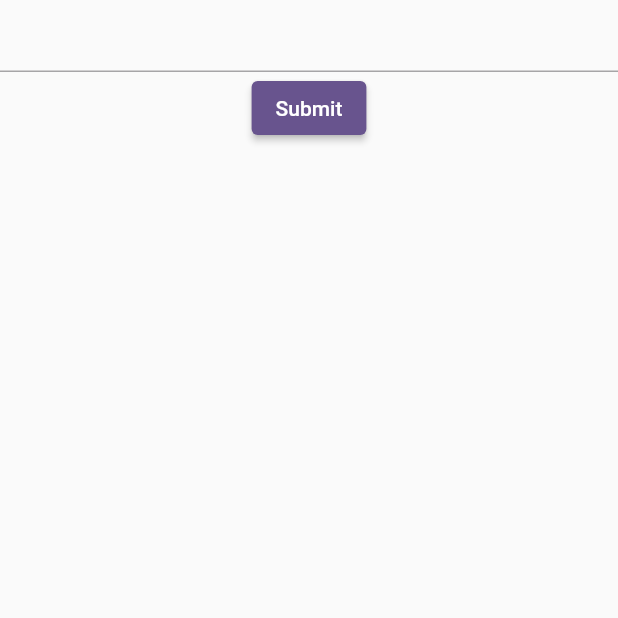
After one commit to SoumyadeepOSD/Flutter-Assignment, a Flutter app: the OtpInput screen opened directly, on a phone screen of 412 x 824 dp, the top half of it. The commit adds this screen. Run offline on Flutter 3.47's test engine with Material 2 defaults, Android fonts, the phone set to English and light mode, and no system bars; our stand-ins replace firebase_auth, firebase_core; accounts and stored records are empty; network calls fail.

Commit message:
Function for signin with mobile number

```diff
--- /dev/null
+++ b/lib/code.dart
@@ -0,0 +1,31 @@
+import 'package:flutter/material.dart';
+
+TextEditingController _otpController = TextEditingController();
+
+class OtpInput extends StatefulWidget {
+  const OtpInput({super.key});
+
+  @override
+  State<OtpInput> createState() => _OtpInputState();
+}
+
+class _OtpInputState extends State<OtpInput> {
+  @override
+  Widget build(BuildContext context) {
+    return Scaffold(
+      body: Container(
+        child: Column(
+          children: [
+            TextField(
+              controller: _otpController,
+            ),
+            ElevatedButton(
+              onPressed: () {},
+              child: Text("Submit"),
+            ),
+          ],
+        ),
+      ),
+    );
+  }
+}
--- a/lib/main.dart
+++ b/lib/main.dart
@@ -1,4 +1,5 @@
 import 'package:assignment/firebase_options.dart';
+import 'package:assignment/home.dart';
 import 'package:flutter/material.dart';
 import 'package:firebase_core/firebase_core.dart';
 import 'onboarding.dart';
--- a/pubspec.yaml
+++ b/pubspec.yaml
@@ -35,8 +35,8 @@ dependencies:
   # The following adds the Cupertino Icons font to your application.
   # Use with the CupertinoIcons class for iOS style icons.
   cupertino_icons: ^1.0.2
-  firebase_core: ^2.21.0
-  firebase_auth: ^4.12.1
+  firebase_core: ^2.17.0
+  firebase_auth: ^4.10.1
 
 dev_dependencies:
   flutter_test:
```
Also changed, not shown: lib/home.dart (added, +10 -0 lines), lib/onboarding.dart (+83 -17 lines), lib/otp.dart (added, +33 -0 lines), flutter_01.png (added), pubspec.lock, 3 other files.
